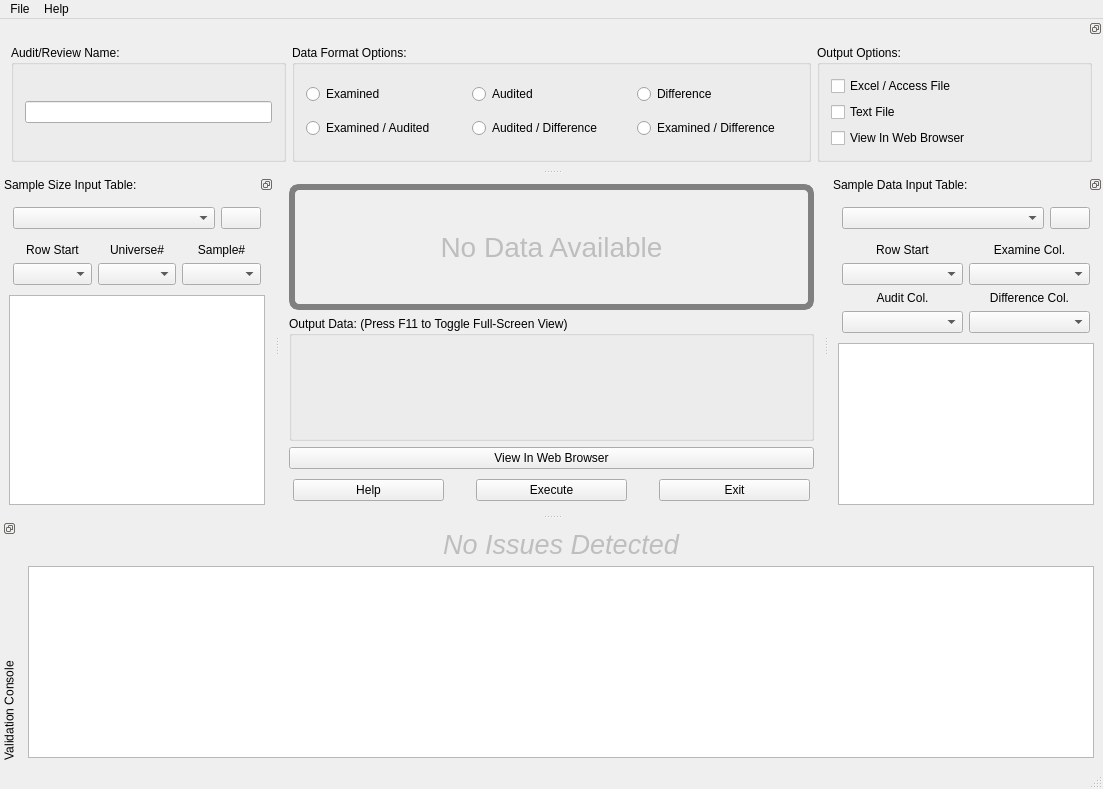
Old version of the form products/RAT-STATS/rstats_modules/stratified_variable_appraisal/src/UIRStatsSVA.ui in the repository cbtek/RStats2017.
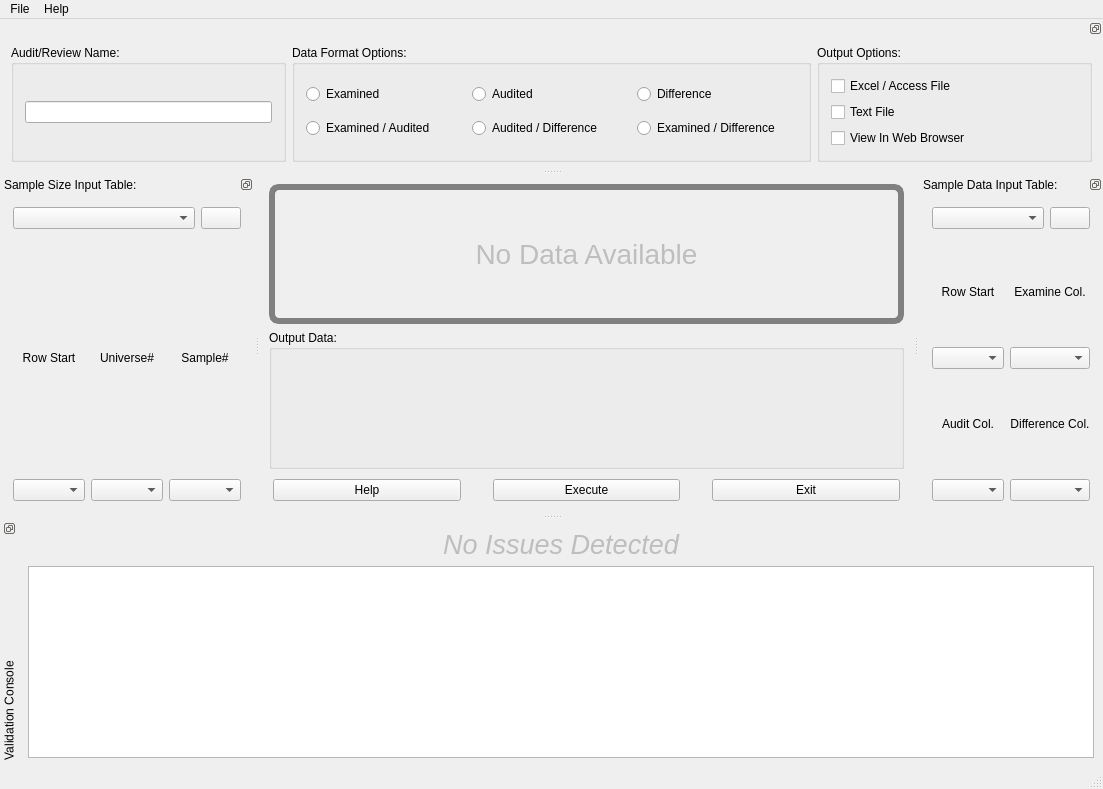
New version of the form.

Commit message: Added two new libraries for reading xls and xlsx Updated all modules to use QTextBrowser instead of QTableWidget Fixed tab ordering in SVA and UVA

What changed in the file:
```diff
--- a/products/RAT-STATS/rstats_modules/stratified_variable_appraisal/src/UIRStatsSVA.ui
+++ b/products/RAT-STATS/rstats_modules/stratified_variable_appraisal/src/UIRStatsSVA.ui
@@ -42,7 +42,7 @@
     <item>
      <widget class="QGroupBox" name="m_grpOutput">
       <property name="title">
-       <string>Output Data: (Press F11 to Toggle Full-Screen View)</string>
+       <string>Output Data:</string>
       </property>
       <layout class="QVBoxLayout" name="verticalLayout_9">
        <property name="leftMargin">
@@ -60,13 +60,6 @@
       </layout>
      </widget>
     </item>
-    <item>
-     <widget class="QPushButton" name="m_btnViewInBrowser">
-      <property name="text">
-       <string>View In Web Browser</string>
-      </property>
-     </widget>
-    </item>
     <item>
      <widget class="QFrame" name="m_frmCommand">
       <property name="sizePolicy">
@@ -436,34 +429,6 @@
    </attribute>
    <widget class="QWidget" name="dockWidgetContents_3">
     <layout class="QGridLayout" name="gridLayout_5">
-     <item row="3" column="0">
-      <widget class="QTableWidget" name="m_tblSizes">
-       <property name="editTriggers">
-        <set>QAbstractItemView::NoEditTriggers</set>
-       </property>
-       <property name="selectionMode">
-        <enum>QAbstractItemView::NoSelection</enum>
-       </property>
-       <property name="selectionBehavior">
-        <enum>QAbstractItemView::SelectItems</enum>
-       </property>
-       <property name="verticalScrollMode">
-        <enum>QAbstractItemView::ScrollPerPixel</enum>
-       </property>
-       <property name="horizontalScrollMode">
-        <enum>QAbstractItemView::ScrollPerPixel</enum>
-       </property>
-       <property name="rowCount">
-        <number>0</number>
-       </property>
-       <attribute name="horizontalHeaderStretchLastSection">
-        <bool>true</bool>
-       </attribute>
-       <attribute name="verticalHeaderVisible">
-        <bool>false</bool>
-       </attribute>
-      </widget>
-     </item>
      <item row="2" column="0">
       <layout class="QGridLayout" name="gridLayout_6">
        <property name="leftMargin">
@@ -666,31 +631,6 @@
        </item>
       </layout>
      </item>
-     <item>
-      <widget class="QTableWidget" name="m_tblData">
-       <property name="editTriggers">
-        <set>QAbstractItemView::NoEditTriggers</set>
-       </property>
-       <property name="selectionMode">
-        <enum>QAbstractItemView::SingleSelection</enum>
-       </property>
-       <property name="selectionBehavior">
-        <enum>QAbstractItemView::SelectItems</enum>
-       </property>
-       <property name="verticalScrollMode">
-        <enum>QAbstractItemView::ScrollPerPixel</enum>
-       </property>
-       <property name="horizontalScrollMode">
-        <enum>QAbstractItemView::ScrollPerPixel</enum>
-       </property>
-       <attribute name="horizontalHeaderStretchLastSection">
-        <bool>true</bool>
-       </attribute>
-       <attribute name="verticalHeaderVisible">
-        <bool>false</bool>
-       </attribute>
-      </widget>
-     </item>
     </layout>
    </widget>
   </widget>
```
Left out of the diff: 24 changed lines with no effect on the pictures. The commit also changes 362 other files.
